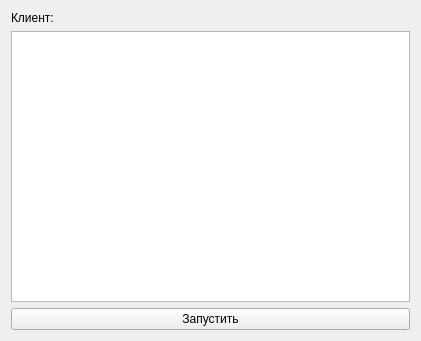
Qt form Kursovaya/SERVER/client.ui (Dictl/2course_OOP) before a commit.
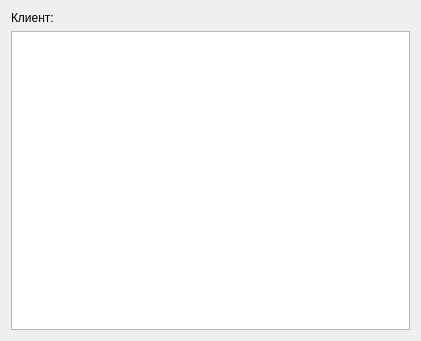
The same form after that commit.

Commit message: Visual server+

Patch:
```diff
--- a/Kursovaya/SERVER/client.ui
+++ b/Kursovaya/SERVER/client.ui
@@ -24,13 +24,6 @@
    <item>
     <widget class="QListView" name="list_clients"/>
    </item>
-   <item>
-    <widget class="QPushButton" name="pushButton">
-     <property name="text">
-      <string>Запустить</string>
-     </property>
-    </widget>
-   </item>
   </layout>
  </widget>
  <resources/>
```
Left out of the diff: 2 changed lines with no effect on the pictures. The commit also changes 1 other file.
